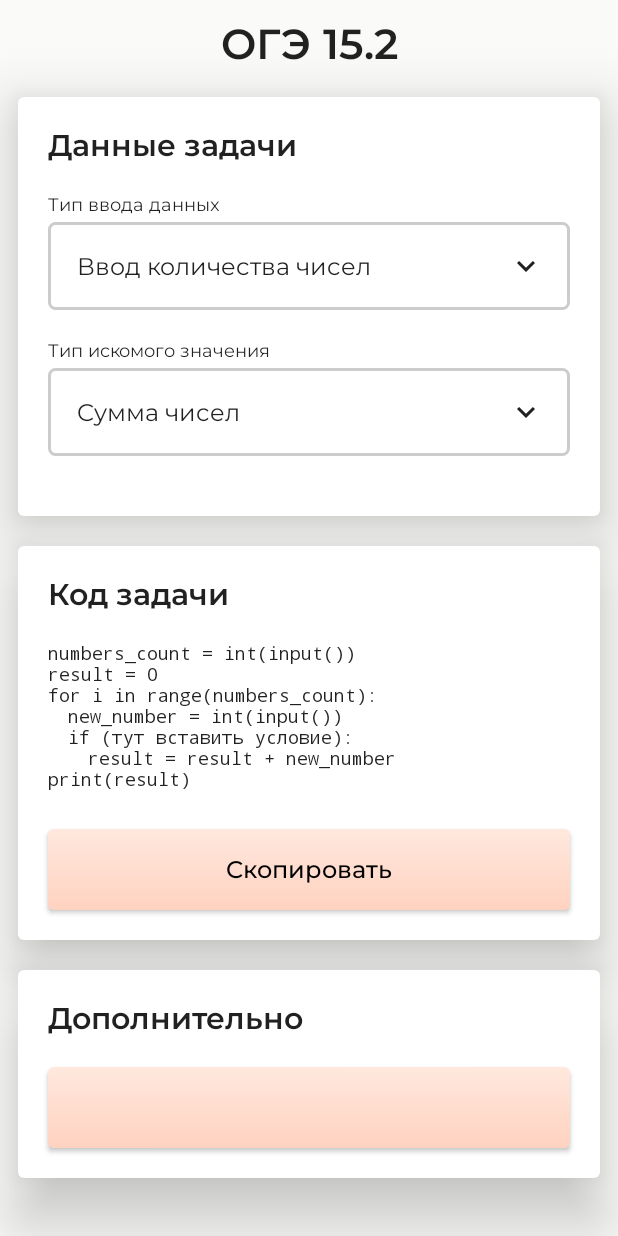
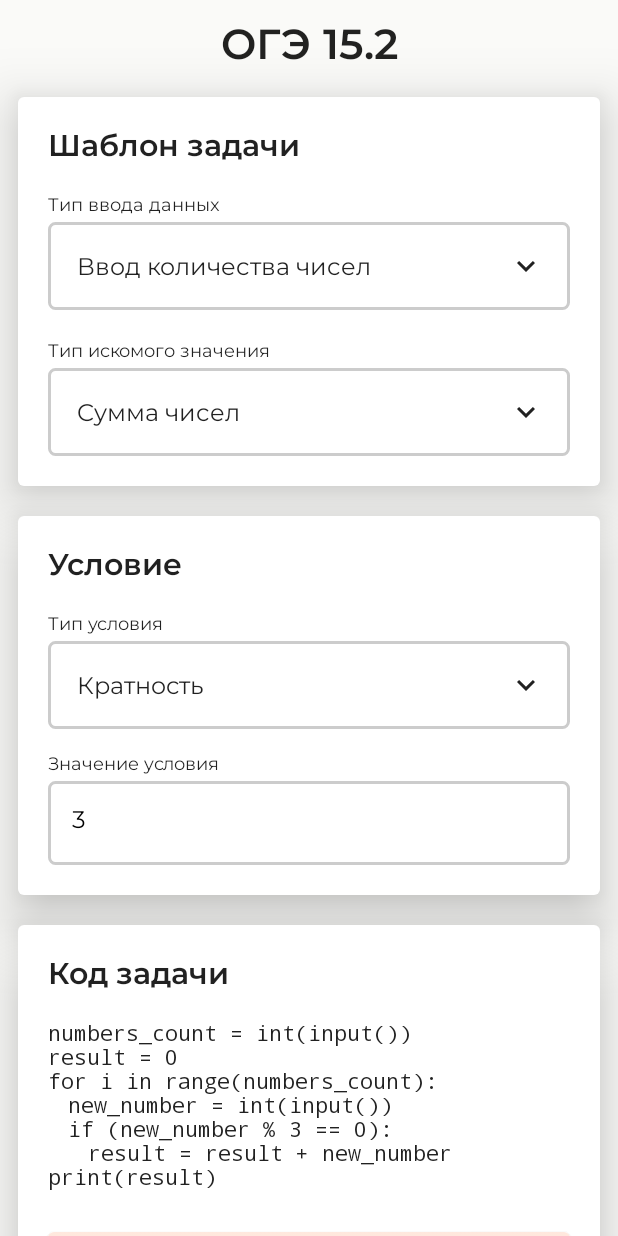
Before and after one commit to e30n3/oge15, an Android app built with Jetpack Compose: the screen it shows after launch (MainActivity), on a phone screen of 412 x 824 dp. Run offline under Robolectric (Android 15) with nearby library versions, the phone set to English and light mode, and no system bars; our stand-ins replace accompanist.

Commit message:
условия

```diff
--- a/app/src/main/java/ru/involta/composesample3/MainActivity.kt
+++ b/app/src/main/java/ru/involta/composesample3/MainActivity.kt
@@ -1,7 +1,9 @@
 package ru.involta.composesample3
 
-import android.R.attr.label
-import android.content.ClipData
+import android.R.attr.background
+import android.R.attr.button
+import android.content.Intent
+import android.net.Uri
 import android.os.Bundle
 import android.widget.Toast
 import androidx.activity.ComponentActivity
@@ -10,6 +12,7 @@ import androidx.compose.animation.animateContentSize
 import androidx.compose.foundation.*
 import androidx.compose.foundation.layout.*
 import androidx.compose.foundation.shape.RoundedCornerShape
+import androidx.compose.foundation.text.KeyboardOptions
 import androidx.compose.foundation.text.selection.SelectionContainer
 import androidx.compose.material.*
 import androidx.compose.material.icons.Icons
@@ -21,17 +24,18 @@ import androidx.compose.ui.Alignment
 import androidx.compose.ui.Modifier
 import androidx.compose.ui.graphics.Brush
 import androidx.compose.ui.graphics.Color
-import androidx.compose.ui.platform.ClipboardManager
 import androidx.compose.ui.platform.LocalClipboardManager
 import androidx.compose.ui.platform.LocalContext
 import androidx.compose.ui.text.AnnotatedString
 import androidx.compose.ui.text.font.FontFamily
+import androidx.compose.ui.text.input.KeyboardType
 import androidx.compose.ui.text.style.TextAlign
 import androidx.compose.ui.tooling.preview.Preview
 import androidx.compose.ui.unit.dp
 import androidx.compose.ui.unit.sp
-import androidx.core.content.ContextCompat.getSystemService
+import androidx.core.content.ContextCompat.startActivity
 import ru.involta.composesample3.model.CalculationType
+import ru.involta.composesample3.model.ConditionType
 import ru.involta.composesample3.model.InputType
 import ru.involta.composesample3.model.Task
 import ru.involta.composesample3.ui.theme.ButtonBottom
@@ -68,11 +72,15 @@ fun BodyContent(modifier: Modifier) {
         modifier = modifier
             .verticalScroll(scrollState)
     ) {
-        var task = Task()
+        var task by remember { mutableStateOf(Task()) }
         var code by rememberSaveable { mutableStateOf(task.generateCode()) }
+
+        val clipboard = LocalClipboardManager.current
+        val context = LocalContext.current
+
         Spacer(modifier = Modifier.height(12.dp))
         Header("ОГЭ 15.2")
-        DataCard("Данные задачи", modifier = Modifier.padding(horizontal = 12.dp)) {
+        DataCard("Шаблон задачи", modifier = Modifier.padding(horizontal = 12.dp)) {
             ExpandableMenu("Тип ввода данных", elements = InputType.titles,
                 onSelect = {
                     task = task.copy(inputType = InputType.get(it))
@@ -86,20 +94,24 @@ fun BodyContent(modifier: Modifier) {
                     code = task.generateCode()
                 }
             )
-            Spacer(modifier = Modifier.height(20.dp))
+        }
+        Spacer(modifier = Modifier.height(20.dp))
+        DataCard("Условие", Modifier.padding(horizontal = 12.dp)) {
+            ExpandableMenu("Тип условия", elements = ConditionType.titles,
+                onSelect = {
+                    task = task.copy(conditionType = ConditionType.get(it))
+                    code = task.generateCode()
+                }
+            )
+            if (task.conditionType.needEditText) {
+                Spacer(modifier = Modifier.height(16.dp))
+                EditText("Значение условия") {
+                    task = task.copy(conditionValue = it.toIntOrNull() ?: 0)
+                    code = task.generateCode()
+                }
+            }
 
         }
-
-
-        /*    Column(Modifier.animateContentSize()) {
-                if (code.isNotEmpty() and code.isNotBlank()) {
-                    Text(code)
-                    Spacer(modifier = Modifier.height(20.dp))
-                }
-            }*/
-
-        val clipboard = LocalClipboardManager.current
-        val context = LocalContext.current
         Spacer(modifier = Modifier.height(20.dp))
         DataCard("Код задачи", Modifier.padding(horizontal = 12.dp)) {
             SelectionContainer {
@@ -107,7 +119,7 @@ fun BodyContent(modifier: Modifier) {
                     code,
                     modifier = Modifier.animateContentSize(),
                     fontFamily = FontFamily.Monospace,
-                    fontSize = 12.sp
+                    fontSize = 14.sp
                 )
             }
             Spacer(modifier = Modifier.height(12.dp))
@@ -116,16 +128,34 @@ fun BodyContent(modifier: Modifier) {
                 Toast.makeText(context, "Скопировано!", Toast.LENGTH_SHORT).show()
             }
         }
-
-
-
         Spacer(modifier = Modifier.height(20.dp))
         DataCard("Дополнительно", modifier = Modifier.padding(horizontal = 12.dp)) {
-            AccentButton("") {
-
+            AccentButton("Python online") {
+                val viewIntent = Intent(
+                    "android.intent.action.VIEW",
+                    Uri.parse("https://www.onlinegdb.com/online_python_compiler")
+                )
+                context.startActivity(viewIntent)
+            }
+            Spacer(modifier = Modifier.height(16.dp))
+            AccentButton("Python android") {
+                val viewIntent = Intent(
+                    "android.intent.action.VIEW",
+                    Uri.parse("https://drive.google.com/file/d/1I_Y496CS_YBdqZa0BkEPoKYWJmcrO3vk/view")
+                )
+                context.startActivity(viewIntent)
             }
         }
-        Spacer(modifier = Modifier.height(12.dp))
+        Text(
+            text = "Иван Зайцев, 2022",
+            textAlign = TextAlign.Center,
+            modifier = Modifier
+                .padding(vertical = 8.dp)
+                .fillMaxWidth(),
+            color = Color.Gray,
+            fontSize = 10.sp
+        )
+
     }
 }
 
@@ -207,6 +237,35 @@ fun DataCard(
 }
 
 @Composable
+fun EditText(editTextName: String, onValueChange: (newString: String) -> Unit) {
+    var text by rememberSaveable { mutableStateOf("3") }
+
+    Text(text = editTextName, fontSize = 12.sp, modifier = Modifier.padding(bottom = 4.dp))
+    TextField(
+        colors = TextFieldDefaults.textFieldColors(
+            textColor = Color.Black,
+            disabledTextColor = Color.Transparent,
+            backgroundColor = Color.White,
+            focusedIndicatorColor = Color.Transparent,
+            unfocusedIndicatorColor = Color.Transparent,
+            disabledIndicatorColor = Color.Transparent
+        ),
+        shape = RoundedCornerShape(5.dp),
+        modifier = Modifier
+            .fillMaxWidth()
+            .border(width = 2.dp, shape = RoundedCornerShape(5.dp), color = Color.LightGray),
+        value = text,
+        onValueChange = { newString ->
+            text = newString.filter { it.isDigit() }
+            onValueChange(newString)
+        },
+        keyboardOptions = KeyboardOptions(keyboardType = KeyboardType.Number)
+
+    )
+}
+
+
+@Composable
 fun ExpandableMenu(
     menuName: String = "",
     elements: List<String> = listOf("a", "b", "c", "d"),
--- /dev/null
+++ b/app/src/main/java/ru/involta/composesample3/model/ConditionType.kt
@@ -0,0 +1,18 @@
+package ru.involta.composesample3.model
+
+enum class ConditionType(
+    val title: String,
+    val condition: String,
+    val needEditText: Boolean = true
+) {
+    ALIQUOT("Кратность", "(new_number %% %d == 0)"),
+    LAST_DIGIT("Последняя цифра числа", "(new_number %% 10 == %d)"),
+    LAST_TWO_DIGIT("Две последних цифры числа", "(new_number %% 100 == %d)"),
+    EVEN("Четное", "(new_number %% 2 == 0)", false),
+    ODD("Нечетное", "(new_number %% 2 == 1)", false);
+
+    companion object {
+        fun get(title: String) = ConditionType.values().find { it.title == title } ?: ALIQUOT
+        val titles get() = ConditionType.values().map { it.title }
+    }
+}
--- a/app/src/main/java/ru/involta/composesample3/model/Task.kt
+++ b/app/src/main/java/ru/involta/composesample3/model/Task.kt
@@ -3,6 +3,8 @@ package ru.involta.composesample3.model
 data class Task(
     val inputType: InputType = InputType.get(InputType.titles.first()),
     val calculationType: CalculationType = CalculationType.get(CalculationType.titles.first()),
+    val conditionType: ConditionType = ConditionType.get(ConditionType.titles.first()),
+    val conditionValue: Int = 3
 ) {
     fun generateCode(): String {
         var code = ""
@@ -23,6 +25,7 @@ data class Task(
                         calculationType.part3
             }
         }
+        code = code.replace("(тут вставить условие)", conditionType.condition.format(conditionValue))
         return code
     }
 }
--- a/app/src/main/java/ru/involta/composesample3/ui/theme/Theme.kt
+++ b/app/src/main/java/ru/involta/composesample3/ui/theme/Theme.kt
@@ -8,14 +8,14 @@ import androidx.compose.runtime.Composable
 import com.google.accompanist.systemuicontroller.rememberSystemUiController
 
 private val DarkColorPalette = darkColors(
-    primary = Purple200,
+    primary = ButtonBottom,
     primaryVariant = Purple700,
     secondary = Teal200,
     background = DarkGray,
 )
 
 private val LightColorPalette = lightColors(
-    primary = Purple500,
+    primary = ButtonBottom,
     primaryVariant = Purple700,
     secondary = Teal200,
     background = WhiteGrey,
```
